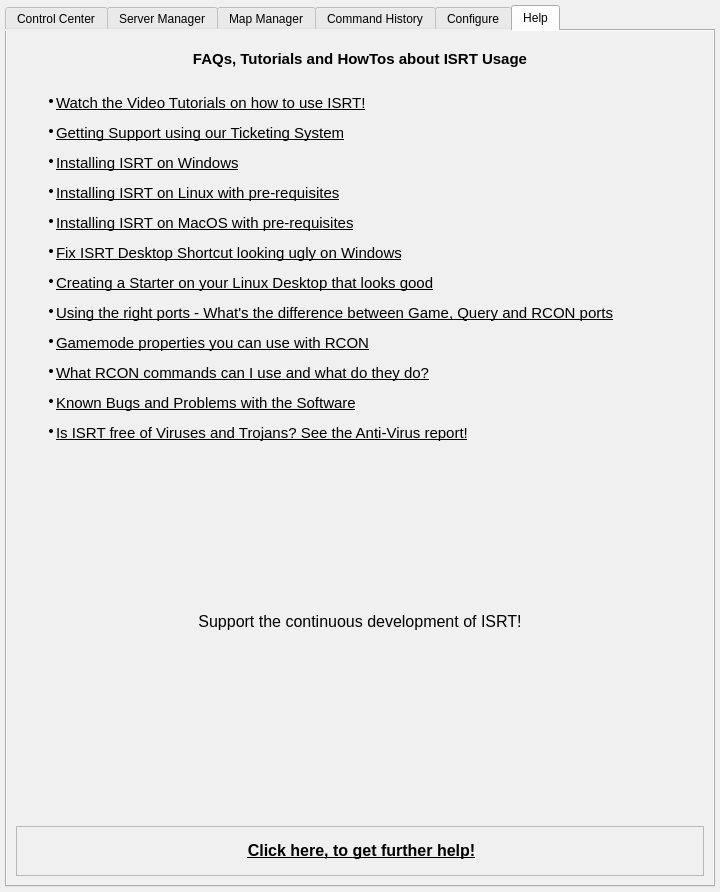
Qt form source_files/isrt_gui.ui (olli-e/ISRT) before a commit.
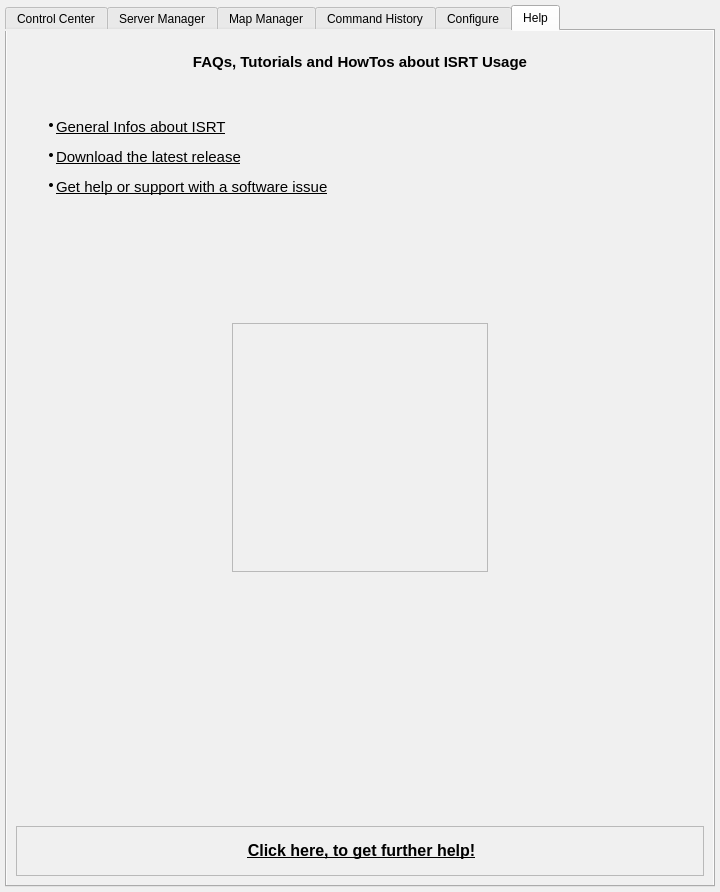
The same form after that commit. The open tabs and pages were chosen to show the change. Icons and pictures are not drawn.

```diff
--- a/source_files/isrt_gui.ui
+++ b/source_files/isrt_gui.ui
@@ -6310,8 +6310,6 @@
       <attribute name="title">
        <string>Help</string>
       </attribute>
-      <layout class="QVBoxLayout" name="verticalLayout_12">
-       <item>
         <layout class="QVBoxLayout" name="verticalLayout">
          <item>
           <spacer name="verticalSpacer_13">
@@ -6324,7 +6322,7 @@
            <property name="sizeHint" stdset="0">
             <size>
              <width>20</width>
-             <height>10</height>
+           <height>13</height>
             </size>
            </property>
           </spacer>
@@ -6369,7 +6367,7 @@
             <enum>QFrame::NoFrame</enum>
            </property>
            <property name="text">
-            <string>&lt;html&gt;&lt;head/&gt;&lt;body&gt;&lt;ul style=&quot;margin-top: 0px; margin-bottom: 0px; margin-left: 0px; margin-right: 0px; -qt-list-indent: 1;&quot;&gt;&lt;li style=&quot; margin-top:12px; margin-bottom:0px; margin-left:0px; margin-right:0px; -qt-block-indent:0; text-indent:0px;&quot;&gt;&lt;a href=&quot;https://www.isrt.info/?page_id=1131&quot;&gt;&lt;span style=&quot; font-size:11pt; text-decoration: underline; color:#000000;&quot;&gt;Watch the Video Tutorials on how to use ISRT!&lt;/span&gt;&lt;/a&gt;&lt;/li&gt;&lt;li style=&quot; margin-top:12px; margin-bottom:0px; margin-left:0px; margin-right:0px; -qt-block-indent:0; text-indent:0px;&quot;&gt;&lt;a href=&quot;https://www.isrt.info/?page_id=661&quot;&gt;&lt;span style=&quot; font-size:11pt; text-decoration: underline; color:#000000;&quot;&gt;Getting Support using our Ticketing System&lt;/span&gt;&lt;/a&gt;&lt;/li&gt;&lt;/ul&gt;&lt;ul style=&quot;margin-top: 0px; margin-bottom: 0px; margin-left: 0px; margin-right: 0px; -qt-list-indent: 1;&quot;&gt;&lt;li style=&quot; margin-top:12px; margin-bottom:0px; margin-left:0px; margin-right:0px; -qt-block-indent:0; text-indent:0px;&quot;&gt;&lt;a href=&quot;https://www.isrt.info/?page_id=263#installwin&quot;&gt;&lt;span style=&quot; font-size:11pt; text-decoration: underline; color:#000000;&quot;&gt;Installing ISRT on Windows&lt;/span&gt;&lt;/a&gt;&lt;/li&gt;&lt;/ul&gt;&lt;ul style=&quot;margin-top: 0px; margin-bottom: 0px; margin-left: 0px; margin-right: 0px; -qt-list-indent: 1;&quot;&gt;&lt;li style=&quot; margin-top:12px; margin-bottom:0px; margin-left:0px; margin-right:0px; -qt-block-indent:0; text-indent:0px;&quot;&gt;&lt;a href=&quot;https://www.isrt.info/?page_id=263#installin&quot;&gt;&lt;span style=&quot; font-size:11pt; text-decoration: underline; color:#000000;&quot;&gt;Installing ISRT on Linux with pre-requisites&lt;/span&gt;&lt;/a&gt;&lt;/li&gt;&lt;/ul&gt;&lt;ul style=&quot;margin-top: 0px; margin-bottom: 0px; margin-left: 0px; margin-right: 0px; -qt-list-indent: 1;&quot;&gt;&lt;li style=&quot; margin-top:12px; margin-bottom:0px; margin-left:0px; margin-right:0px; -qt-block-indent:0; text-indent:0px;&quot;&gt;&lt;a href=&quot;https://www.isrt.info/?page_id=263#installmac&quot;&gt;&lt;span style=&quot; font-size:11pt; text-decoration: underline; color:#000000;&quot;&gt;Installing ISRT on MacOS with pre-requisites&lt;/span&gt;&lt;/a&gt;&lt;/li&gt;&lt;/ul&gt;&lt;ul style=&quot;margin-top: 0px; margin-bottom: 0px; margin-left: 0px; margin-right: 0px; -qt-list-indent: 1;&quot;&gt;&lt;li style=&quot; margin-top:12px; margin-bottom:0px; margin-left:0px; margin-right:0px; -qt-block-indent:0; text-indent:0px;&quot;&gt;&lt;a href=&quot;https://www.isrt.info/?page_id=316&quot;&gt;&lt;span style=&quot; font-size:11pt; text-decoration: underline; color:#000000;&quot;&gt;Fix ISRT Desktop Shortcut looking ugly on Windows&lt;/span&gt;&lt;/a&gt;&lt;/li&gt;&lt;/ul&gt;&lt;ul style=&quot;margin-top: 0px; margin-bottom: 0px; margin-left: 0px; margin-right: 0px; -qt-list-indent: 1;&quot;&gt;&lt;li style=&quot; margin-top:12px; margin-bottom:0px; margin-left:0px; margin-right:0px; -qt-block-indent:0; text-indent:0px;&quot;&gt;&lt;a href=&quot;https://www.isrt.info/?page_id=316#linsc&quot;&gt;&lt;span style=&quot; font-size:11pt; text-decoration: underline; color:#000000;&quot;&gt;Creating a Starter on your Linux Desktop that looks good&lt;/span&gt;&lt;/a&gt;&lt;/li&gt;&lt;/ul&gt;&lt;ul style=&quot;margin-top: 0px; margin-bottom: 0px; margin-left: 0px; margin-right: 0px; -qt-list-indent: 1;&quot;&gt;&lt;li style=&quot; margin-top:12px; margin-bottom:0px; margin-left:0px; margin-right:0px; -qt-block-indent:0; text-indent:0px;&quot;&gt;&lt;a href=&quot;https://www.isrt.info/?page_id=276&quot;&gt;&lt;span style=&quot; font-size:11pt; text-decoration: underline; color:#000000;&quot;&gt;Using the right ports - What's the difference between Game, Query and RCON ports&lt;/span&gt;&lt;/a&gt;&lt;/li&gt;&lt;/ul&gt;&lt;ul style=&quot;margin-top: 0px; margin-bottom: 0px; margin-left: 0px; margin-right: 0px; -qt-list-indent: 1;&quot;&gt;&lt;li style=&quot; margin-top:12px; margin-bottom:0px; margin-left:0px; margin-right:0px; -qt-block-indent:0; text-indent:0px;&quot;&gt;&lt;a href=&quot;https://www.isrt.info/?page_id=508&quot;&gt;&lt;span style=&quot; font-size:11pt; text-decoration: underline; color:#000000;&quot;&gt;Gamemode properties you can use with RCON&lt;/span&gt;&lt;/a&gt;&lt;/li&gt;&lt;/ul&gt;&lt;ul style=&quot;margin-top: 0px; margin-bottom: 0px; margin-left: 0px; margin-right: 0px; -qt-list-indent: 1;&quot;&gt;&lt;li style=&quot; margin-top:12px; margin-bottom:0px; margin-left:0px; margin-right:0px; -qt-block-indent:0; text-indent:0px;&quot;&gt;&lt;a href=&quot;https://www.isrt.info/?page_id=504&quot;&gt;&lt;span style=&quot; font-size:11pt; text-decoration: underline; color:#000000;&quot;&gt;What RCON commands can I use and what do they do?&lt;/span&gt;&lt;/a&gt;&lt;/li&gt;&lt;/ul&gt;&lt;ul style=&quot;margin-top: 0px; margin-bottom: 0px; margin-left: 0px; margin-right: 0px; -qt-list-indent: 1;&quot;&gt;&lt;li style=&quot; margin-top:12px; margin-bottom:0px; margin-left:0px; margin-right:0px; -qt-block-indent:0; text-indent:0px;&quot;&gt;&lt;a href=&quot;https://www.isrt.info/?page_id=278&quot;&gt;&lt;span style=&quot; font-size:11pt; text-decoration: underline; color:#000000;&quot;&gt;Known Bugs and Problems with the Software&lt;/span&gt;&lt;/a&gt;&lt;/li&gt;&lt;/ul&gt;&lt;ul style=&quot;margin-top: 0px; margin-bottom: 0px; margin-left: 0px; margin-right: 0px; -qt-list-indent: 1;&quot;&gt;&lt;li style=&quot; margin-top:12px; margin-bottom:0px; margin-left:0px; margin-right:0px; -qt-block-indent:0; text-indent:0px;&quot;&gt;&lt;a href=&quot;https://www.isrt.info/?page_id=467&quot;&gt;&lt;span style=&quot; font-size:11pt; text-decoration: underline; color:#000000;&quot;&gt;Is ISRT free of Viruses and Trojans? See the Anti-Virus report!&lt;/span&gt;&lt;/a&gt;&lt;/li&gt;&lt;/ul&gt;&lt;/body&gt;&lt;/html&gt;</string>
+          <string>&lt;html&gt;&lt;head/&gt;&lt;body&gt;&lt;ul style=&quot;margin-top: 0px; margin-bottom: 0px; margin-left: 0px; margin-right: 0px; -qt-list-indent: 1;&quot;&gt;&lt;li style=&quot; margin-top:12px; margin-bottom:0px; margin-left:0px; margin-right:0px; -qt-block-indent:0; text-indent:0px;&quot;&gt;&lt;a href=&quot;https://github.com/olli-e/ISRT&quot;&gt;&lt;span style=&quot; font-size:11pt; text-decoration: underline; color:#000000;&quot;&gt;General Infos about ISRT&lt;/span&gt;&lt;/a&gt;&lt;/li&gt;&lt;li style=&quot; margin-top:12px; margin-bottom:0px; margin-left:0px; margin-right:0px; -qt-block-indent:0; text-indent:0px;&quot;&gt;&lt;a href=&quot;https://github.com/olli-e/ISRT/releases&quot;&gt;&lt;span style=&quot; font-size:11pt; text-decoration: underline; color:#000000;&quot;&gt;Download the latest release&lt;/span&gt;&lt;/a&gt;&lt;/li&gt;&lt;li style=&quot; margin-top:12px; margin-bottom:0px; margin-left:0px; margin-right:0px; -qt-block-indent:0; text-indent:0px;&quot;&gt;&lt;a href=&quot;https://github.com/olli-e/ISRT/issues/new&quot;&gt;&lt;span style=&quot; font-size:11pt; text-decoration: underline; color:#000000;&quot;&gt;Get help or support with a software issue&lt;/span&gt;&lt;/a&gt;&lt;/li&gt;&lt;/ul&gt;&lt;/body&gt;&lt;/html&gt;</string>
            </property>
            <property name="openExternalLinks">
             <bool>true</bool>
@@ -6384,20 +6382,59 @@
            <property name="orientation">
             <enum>Qt::Vertical</enum>
            </property>
+         <property name="sizeType">
+          <enum>QSizePolicy::Fixed</enum>
+         </property>
            <property name="sizeHint" stdset="0">
             <size>
              <width>20</width>
-             <height>30</height>
+           <height>100</height>
             </size>
            </property>
           </spacer>
          </item>
          <item>
-          <widget class="QLabel" name="label_3">
-           <property name="text">
-            <string>&lt;p align=&quot;center&quot;&gt;&lt;span style=&quot; font-size:12pt;&quot;&gt;Support the continuous development of ISRT!&lt;/span&gt;&lt;/p&gt;&lt;p align=&quot;center&quot;&gt;&lt;a href=&quot;https://www.paypal.com/donate?hosted_button_id=RLSPYUNWLYA9Y&quot;&gt;&lt;img src=&quot;:/img/img/paypal.png&quot;/&gt;&lt;/a&gt;&lt;/p&gt;</string>
+        <layout class="QHBoxLayout" name="horizontalLayout_30">
+         <item>
+          <spacer name="horizontalSpacer_12">
+           <property name="orientation">
+            <enum>Qt::Horizontal</enum>
+           </property>
+           <property name="sizeHint" stdset="0">
+            <size>
+             <width>20</width>
+             <height>20</height>
+            </size>
+           </property>
+          </spacer>
+         </item>
+         <item>
+          <widget class="QGraphicsView" name="graphicsView">
+           <property name="maximumSize">
+            <size>
+             <width>300</width>
+             <height>300</height>
+            </size>
+           </property>
+           <property name="styleSheet">
+            <string notr="true">border-image: url(:/img/img/support.png);</string>
            </property>
           </widget>
+         </item>
+         <item>
+          <spacer name="horizontalSpacer_20">
+           <property name="orientation">
+            <enum>Qt::Horizontal</enum>
+           </property>
+           <property name="sizeHint" stdset="0">
+            <size>
+             <width>20</width>
+             <height>20</height>
+            </size>
+           </property>
+          </spacer>
+         </item>
+        </layout>
          </item>
          <item>
           <spacer name="verticalSpacer_19">
@@ -6407,7 +6444,7 @@
            <property name="sizeHint" stdset="0">
             <size>
              <width>20</width>
-             <height>30</height>
+           <height>227</height>
             </size>
            </property>
           </spacer>
@@ -6436,8 +6473,6 @@
             <set>Qt::TextBrowserInteraction</set>
            </property>
           </widget>
-         </item>
-        </layout>
        </item>
       </layout>
      </widget>
```
Left out of the diff: 6 changed lines with no effect on the pictures. Lines whose indentation alone changed are shown as unchanged.
